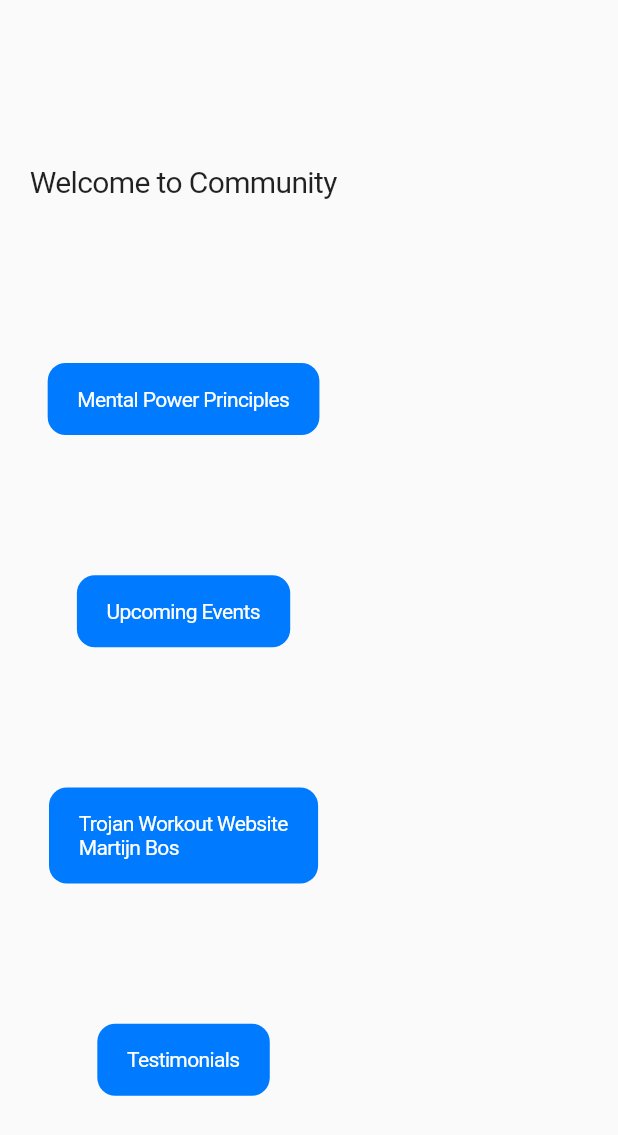
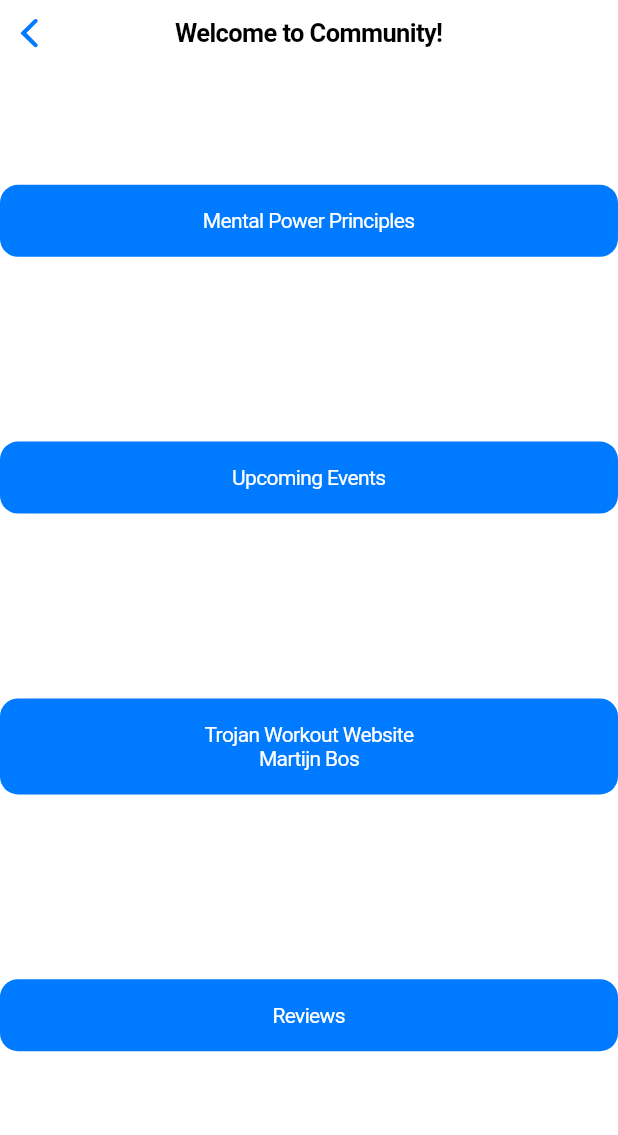
Before and after one commit to Toolenaar/TrojanWorkoutApp, a Flutter app: the CommunityHomePage screen opened directly, on a phone screen of 412 x 824 dp. Shown: the top 1135 px of the screen. Run offline on Flutter 3.47's test engine with Material 2 defaults, Android fonts, the phone set to English and light mode, and no system bars; our stand-ins replace dio, email_validator, firebase_analytics, firebase_auth, firebase_core, google_sign_in and 1 more; missing offline and left inert: apple_sign_in; accounts and stored records are empty.

Commit message:
added principles + reviews page

```diff
--- a/workoutapp/lib/community.dart
+++ b/workoutapp/lib/community.dart
@@ -7,8 +7,8 @@ class Community extends StatelessWidget {
     return CupertinoApp(
       routes: {
         '/': (_) => CommunityHomePage(),
-        //'principles': (_) => PrinciplesPage(),
-        //'testimonials': (_) => TestimonialsPage()
+        'principles': (_) => PrinciplesPage(),
+        'reviews': (_) => ReviewsPage()
       },
     );
   }
@@ -17,27 +17,72 @@ class Community extends StatelessWidget {
 class CommunityHomePage extends StatelessWidget {
   @override
   Widget build(BuildContext context) {
-    return Column(mainAxisAlignment: MainAxisAlignment.spaceEvenly, children: [
-      CupertinoButton(
-          child: Text("Welcome to Community",
-              style: TextStyle(fontSize: 20.0, color: Colors.black87)),
-          onPressed: () => {}),
+    return CupertinoPageScaffold(
+        navigationBar: CupertinoNavigationBar(
+          middle: const Text('Welcome to Community!'),
+        ),
+        child: Column(
+          mainAxisAlignment: MainAxisAlignment.spaceEvenly,
+          crossAxisAlignment: CrossAxisAlignment.stretch,
+          children: [
             CupertinoButton.filled(
                 child: Text("Mental Power Principles",
-              style: TextStyle(fontSize: 14.0, color: CupertinoColors.white)),
-          onPressed: () => {}),
+                    style: TextStyle(
+                        fontSize: 14.0, color: CupertinoColors.white)),
+                onPressed: () => {
+                      Navigator.of(context).pushNamed("principles")
+                    }), // goes to new page displaying power principles
             CupertinoButton.filled(
                 child: Text("Upcoming Events",
-              style: TextStyle(fontSize: 14.0, color: CupertinoColors.white)),
-          onPressed: () => {}),
+                    style: TextStyle(
+                        fontSize: 14.0, color: CupertinoColors.white)),
+                onPressed: () =>
+                    {}), // go to events on the external Trojan site
             CupertinoButton.filled(
-          child: Text("Trojan Workout Website\nMartijn Bos",
-              style: TextStyle(fontSize: 14.0, color: CupertinoColors.white)),
-          onPressed: () => {}),
+                child: Text("Trojan Workout Website \nMartijn Bos",
+                    textAlign: TextAlign.center,
+                    style: TextStyle(
+                        fontSize: 14.0, color: CupertinoColors.white)),
+                onPressed: () =>
+                    {}), // go to homepage on the external Trojan site
             CupertinoButton.filled(
-          child: Text("Testimonials",
-              style: TextStyle(fontSize: 14.0, color: CupertinoColors.white)),
-          onPressed: () => {}),
-    ]);
+                child: Text("Reviews",
+                    style: TextStyle(
+                        fontSize: 14.0, color: CupertinoColors.white)),
+                onPressed: () => {
+                      Navigator.of(context).pushNamed("reviews")
+                    }), // goes to new page with list of reviews
+          ],
+        ));
   }
 }
+
+class PrinciplesPage extends StatelessWidget {
+  @override
+  Widget build(BuildContext context) {
+    return CupertinoPageScaffold(
+      navigationBar: CupertinoNavigationBar(
+        middle: const Text("Mental Power Principles"),
+      ),
+      child: CupertinoButton(
+        child: const Text(""),
+        onPressed: () {},
+      ),
+    );
+  }
+}
+
+class ReviewsPage extends StatelessWidget {
+  @override
+  Widget build(BuildContext context) {
+    return CupertinoPageScaffold(
+      navigationBar: CupertinoNavigationBar(
+        middle: Text("Reviews"),
+      ),
+      child: CupertinoButton(
+        child: const Text(""),
+        onPressed: () {},
+      ),
+    );
+  }
+}
```
Lines whose indentation alone changed are shown as unchanged.
